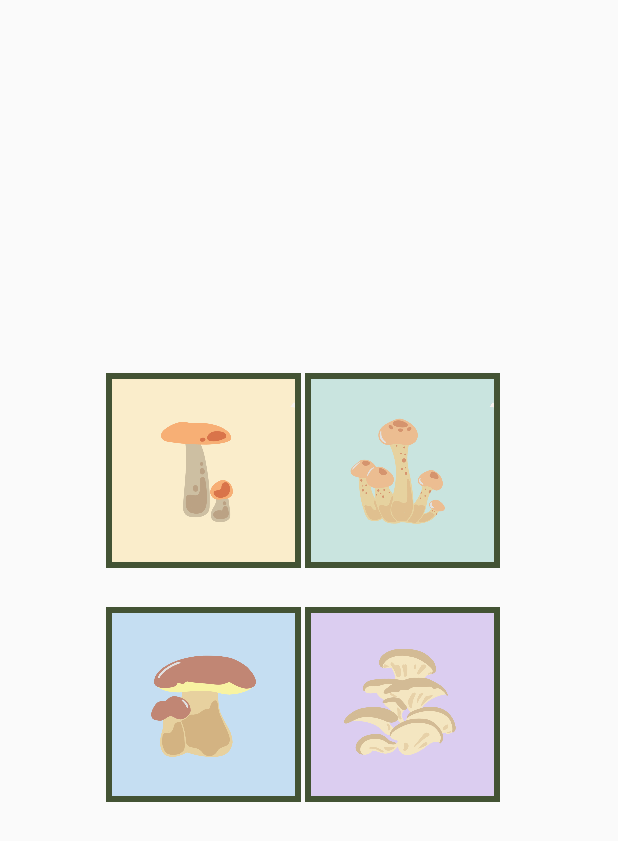
After one commit to GracePaclibar/OMCM, an Android app built with Jetpack Compose: the layout image_options_popup.xml on its own in the app's theme, with its tools: preview values and no code run, on a phone screen of 412 x 824 dp. The commit adds this screen. Shown: the top 841 px of the screen. Run offline under Robolectric (Android 15) with nearby library versions, the phone set to English and light mode, and no system bars.

Commit message:
Added Mushroom Avatars Choices Popup Window

```diff
--- a/app/src/main/java/com/bscpe/omcmapp/ProfileEditActivity.kt
+++ b/app/src/main/java/com/bscpe/omcmapp/ProfileEditActivity.kt
@@ -5,14 +5,20 @@ import android.content.Context
 import android.content.Intent
 import android.content.SharedPreferences
 import android.os.Bundle
+import android.view.Gravity
 import android.view.View
+import android.view.ViewGroup
 import android.widget.EditText
+import android.widget.ImageButton
+import android.widget.ImageView
+import android.widget.PopupWindow
 import android.widget.Toast
 import androidx.appcompat.app.AppCompatActivity
 
 class ProfileEditActivity : AppCompatActivity() {
 
     private lateinit var sharedPreferences: SharedPreferences
+    lateinit var profilePicImageView: ImageView
 
     override fun onCreate(savedInstanceState: Bundle?) {
         super.onCreate(savedInstanceState)
@@ -30,6 +36,56 @@ class ProfileEditActivity : AppCompatActivity() {
         val editTextBio = findViewById<EditText>(R.id.bio_text)
         editTextBio.setText(savedUserBio)
 
+        profilePicImageView = findViewById(R.id.profilePic)
+
+        val uploadImageBtn: ImageButton = findViewById(R.id.uploadImageBtn)
+        uploadImageBtn.setOnClickListener {
+            showImageOptionsPopup()
+        }
+
+    }
+
+    private fun showImageOptionsPopup() {
+        val popupView = layoutInflater.inflate(R.layout.image_options_popup, null)
+        val popupWindow = PopupWindow(
+            popupView,
+            ViewGroup.LayoutParams.WRAP_CONTENT,
+            ViewGroup.LayoutParams.WRAP_CONTENT
+        )
+
+        // ImageButtons inside the popup and their onClickListener
+        val pfp1Btn: ImageButton = popupView.findViewById(R.id.pfp1_btn)
+        val pfp2Btn: ImageButton = popupView.findViewById(R.id.pfp2_btn)
+        val pfp3Btn: ImageButton = popupView.findViewById(R.id.pfp3_btn)
+        val pfp4Btn: ImageButton = popupView.findViewById(R.id.pfp4_btn)
+
+        pfp1Btn.setOnClickListener {
+            // Update profilePic ImageView with the desired image for option 1
+            profilePicImageView.setImageResource(R.drawable.pfp_1)
+            popupWindow.dismiss()
+        }
+
+        pfp2Btn.setOnClickListener {
+            // Update profilePic ImageView with the desired image for option 2
+            profilePicImageView.setImageResource(R.drawable.pfp_2)
+            popupWindow.dismiss()
+        }
+
+        pfp3Btn.setOnClickListener {
+            // Update profilePic ImageView with the desired image for option 1
+            profilePicImageView.setImageResource(R.drawable.pfp_3)
+            popupWindow.dismiss()
+        }
+
+        pfp4Btn.setOnClickListener {
+            // Update profilePic ImageView with the desired image for option 2
+            profilePicImageView.setImageResource(R.drawable.pfp_4)
+            popupWindow.dismiss()
+        }
+
+        // Show the popup at the location of uploadImageBtn
+        val uploadImageBtn: ImageButton = findViewById(R.id.uploadImageBtn)
+        popupWindow.showAtLocation(uploadImageBtn, Gravity.CENTER, 0, 0)
     }
 
     fun goToProfile(view: View) {
--- a/app/src/main/res/layout/activity_profile.xml
+++ b/app/src/main/res/layout/activity_profile.xml
@@ -83,7 +83,7 @@
         app:layout_constraintEnd_toEndOf="@+id/profilePicBackground"
         app:layout_constraintStart_toStartOf="@+id/profilePicBackground"
         app:layout_constraintTop_toTopOf="@+id/profilePicBackground"
-        app:srcCompat="@drawable/profile_empty"
+        app:srcCompat="@drawable/pfp_1"
         android:elevation="4dp"/>
 
     <EditText
--- a/app/src/main/res/layout/activity_profile_edit.xml
+++ b/app/src/main/res/layout/activity_profile_edit.xml
@@ -39,7 +39,7 @@
         app:layout_constraintHorizontal_bias="0.52"
         app:layout_constraintStart_toStartOf="@+id/profilePicBackground"
         app:layout_constraintTop_toTopOf="@+id/profilePicBackground"
-        app:srcCompat="@drawable/profile_empty" />
+        app:srcCompat="@drawable/pfp_1" />
 
     <TextView
         android:id="@+id/profile_label"
--- /dev/null
+++ b/app/src/main/res/layout/image_options_popup.xml
@@ -0,0 +1,86 @@
+<?xml version="1.0" encoding="utf-8"?>
+<androidx.constraintlayout.widget.ConstraintLayout xmlns:android="http://schemas.android.com/apk/res/android"
+    xmlns:app="http://schemas.android.com/apk/res-auto"
+    xmlns:tools="http://schemas.android.com/tools"
+    android:layout_width="match_parent"
+    android:layout_height="match_parent"
+    android:background="#00FFFFFF">
+
+    <ImageButton
+        android:id="@+id/pfp4_btn"
+        android:layout_width="130dp"
+        android:layout_height="130dp"
+        android:layout_marginStart="1dp"
+        android:layout_marginTop="1dp"
+        android:layout_marginEnd="90dp"
+        android:layout_marginBottom="266dp"
+        android:adjustViewBounds="true"
+        android:background="@color/highlight"
+        android:contentDescription="@string/profile_pic_1_desc"
+        android:padding="4dp"
+        android:scaleType="fitCenter"
+        app:layout_constraintBottom_toBottomOf="parent"
+        app:layout_constraintEnd_toEndOf="parent"
+        app:layout_constraintStart_toEndOf="@+id/pfp3_btn"
+        app:layout_constraintTop_toBottomOf="@+id/pfp2_btn"
+        app:srcCompat="@drawable/pfp_4" />
+
+    <ImageButton
+        android:id="@+id/pfp2_btn"
+        android:layout_width="130dp"
+        android:layout_height="130dp"
+        android:layout_marginStart="1dp"
+        android:layout_marginTop="225dp"
+        android:layout_marginEnd="90dp"
+        android:layout_marginBottom="1dp"
+        android:adjustViewBounds="true"
+        android:background="@color/highlight"
+        android:contentDescription="@string/profile_pic_2_desc"
+        android:padding="4dp"
+        android:scaleType="fitCenter"
+        app:layout_constraintBottom_toTopOf="@+id/pfp4_btn"
+        app:layout_constraintEnd_toEndOf="parent"
+        app:layout_constraintStart_toEndOf="@+id/pfp1_btn"
+        app:layout_constraintTop_toTopOf="parent"
+        app:srcCompat="@drawable/pfp_2" />
+
+    <ImageButton
+        android:id="@+id/pfp3_btn"
+        android:layout_width="130dp"
+        android:layout_height="130dp"
+        android:layout_marginStart="81dp"
+        android:layout_marginTop="1dp"
+        android:layout_marginEnd="1dp"
+        android:layout_marginBottom="266dp"
+        android:adjustViewBounds="true"
+        android:background="@color/highlight"
+        android:contentDescription="@string/profile_pic_3_desc"
+        android:padding="4dp"
+        android:scaleType="fitCenter"
+        app:layout_constraintBottom_toBottomOf="parent"
+        app:layout_constraintEnd_toStartOf="@+id/pfp4_btn"
+        app:layout_constraintStart_toStartOf="parent"
+        app:layout_constraintTop_toBottomOf="@+id/pfp1_btn"
+        app:srcCompat="@drawable/pfp_3" />
+
+    <ImageButton
+        android:id="@+id/pfp1_btn"
+        android:layout_width="130dp"
+        android:layout_height="130dp"
+        android:layout_marginStart="81dp"
+        android:layout_marginTop="225dp"
+        android:layout_marginEnd="1dp"
+        android:layout_marginBottom="1dp"
+        android:adjustViewBounds="true"
+        android:background="@color/highlight"
+        android:contentDescription="@string/profile_pic_4_desc"
+        android:padding="4dp"
+        android:scaleType="fitCenter"
+        app:layout_constraintBottom_toTopOf="@+id/pfp3_btn"
+        app:layout_constraintEnd_toStartOf="@+id/pfp2_btn"
+        app:layout_constraintStart_toStartOf="parent"
+        app:layout_constraintTop_toTopOf="parent"
+        app:srcCompat="@drawable/pfp_1" />
+
+
+</androidx.constraintlayout.widget.ConstraintLayout>
--- a/app/src/main/res/values/strings.xml
+++ b/app/src/main/res/values/strings.xml
@@ -17,4 +17,8 @@
     <string name="name_hint">Name</string>
     <string name="bio_hint">Bio</string>
     <string name="upload_image_button_desc">Upload Image Button</string>
+    <string name="profile_pic_1_desc">Profile Pic 1</string>
+    <string name="profile_pic_2_desc">Profile Pic 2</string>
+    <string name="profile_pic_3_desc">Profile Pic 3</string>
+    <string name="profile_pic_4_desc">Profile Pic 4</string>
 </resources>
```
Also changed, not shown: app/src/main/res/drawable-mdpi/pfp_1.jpg (added), app/src/main/res/drawable-mdpi/pfp_2.jpg (added), app/src/main/res/drawable-mdpi/pfp_3.jpg (added), app/src/main/res/drawable-mdpi/pfp_4.jpg (added).
